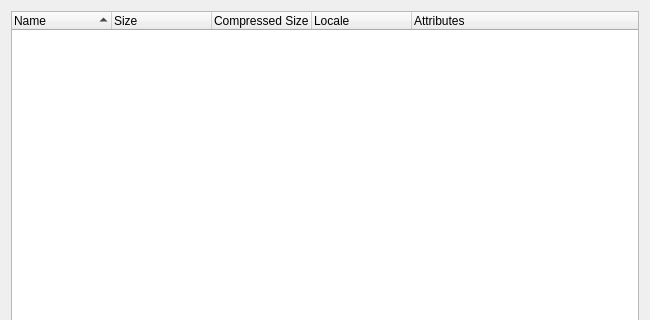
The window that src/editor/mpqeditor/ui/mpqeditor.ui (tdauth/wc3lib) describes before a commit, drawn with Qt 5; both pictures show x 0 to 650 and y 0 to 320 of the 650 by 479 pixel window.
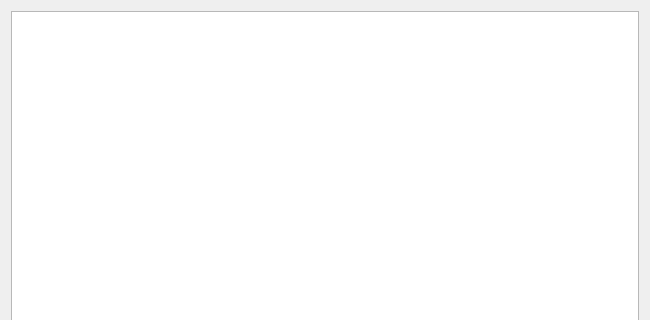
The same window after the commit.

Patch:
```diff
--- a/src/editor/mpqeditor/ui/mpqeditor.ui
+++ b/src/editor/mpqeditor/ui/mpqeditor.ui
@@ -28,7 +28,7 @@
      <property name="childrenCollapsible">
       <bool>true</bool>
      </property>
-     <widget class="QTreeWidget" name="m_archivesTreeWidget">
+     <widget class="QTreeView" name="m_archivesTreeView">
       <property name="sizePolicy">
        <sizepolicy hsizetype="Preferred" vsizetype="Expanding">
         <horstretch>0</horstretch>
@@ -47,37 +47,9 @@
       <property name="sortingEnabled">
        <bool>true</bool>
       </property>
-      <attribute name="headerVisible">
-       <bool>true</bool>
+      <attribute name="headerDefaultSectionSize">
+       <number>1</number>
       </attribute>
-      <attribute name="headerShowSortIndicator" stdset="0">
-       <bool>true</bool>
-      </attribute>
-      <column>
-       <property name="text">
-        <string notr="true">Name</string>
-       </property>
-      </column>
-      <column>
-       <property name="text">
-        <string>Size</string>
-       </property>
-      </column>
-      <column>
-       <property name="text">
-        <string>Compressed Size</string>
-       </property>
-      </column>
-      <column>
-       <property name="text">
-        <string>Locale</string>
-       </property>
-      </column>
-      <column>
-       <property name="text">
-        <string>Attributes</string>
-       </property>
-      </column>
      </widget>
     </widget>
    </item>
```
Left out of the diff: 3 changed lines with no effect on the pictures.
